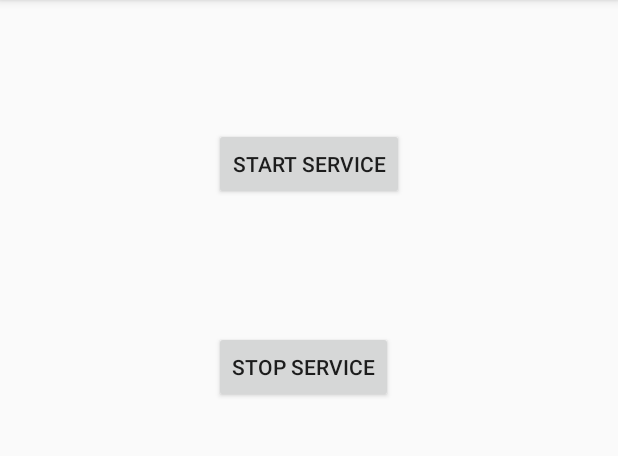
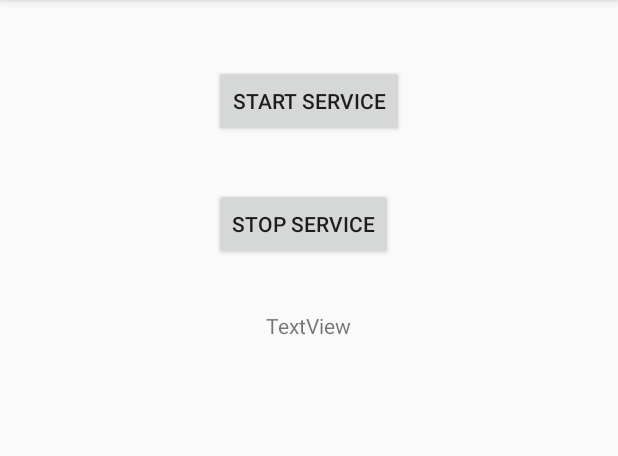
Before and after one commit to SkycladObserver/Keeper, an Android app: the ServiceActivity screen opened directly, with no data from a screen before it, after a tap on "STOP SERVICE", on a phone screen of 412 x 824 dp, the part 84-540 px from its top. Run offline under Robolectric (Android 15) with nearby library versions, the phone set to English and light mode, and no system bars; 1 statement that could not run was skipped.

Commit message:
Add autoupdate functionality with Service and IPC

```diff
--- a/app/src/main/java/com/example/skyclad/mysqltest/MyService.java
+++ b/app/src/main/java/com/example/skyclad/mysqltest/MyService.java
@@ -26,6 +26,7 @@ public class MyService extends Service {
     String jsonData;
     Item item = new Item();
     User user;
+    int count = 0;
     private TimerTask updateTask = new TimerTask() {
         @Override
         public void run() {
@@ -49,10 +50,9 @@ public class MyService extends Service {
                 Log.d(TAG,jsonData);
                 JSONObject jsonObject = new JSONObject(jsonData);
                 JSONArray jsonArray = jsonObject.getJSONArray("server_response");
-                int count = 0;
                 String name,uname,pass;
                 Log.d("ListView","inside try");
-                while (count <jsonArray.length()){
+                if (count <jsonArray.length()){
                     Log.d("ListView","inside while");
                     JSONObject JO = jsonArray.getJSONObject(count);
                     name = JO.getString("name");
@@ -64,7 +64,6 @@ public class MyService extends Service {
                     }
                     Log.d(TAG,user.getName()+" "+user.getUName()+" "+user.getPass());
                     count++;
-                    break;
                     //userAdapter.add(user);
                 }
                 synchronized (listeners) {
--- a/app/src/main/java/com/example/skyclad/mysqltest/ServiceActivity.java
+++ b/app/src/main/java/com/example/skyclad/mysqltest/ServiceActivity.java
@@ -1,26 +1,96 @@
 package com.example.skyclad.mysqltest;
 
+import android.content.ComponentName;
 import android.content.Intent;
+import android.content.ServiceConnection;
+import android.os.Handler;
+import android.os.HandlerThread;
+import android.os.IBinder;
+import android.os.RemoteException;
 import android.support.v7.app.AppCompatActivity;
 import android.os.Bundle;
+import android.util.Log;
 import android.view.View;
+import android.widget.TextView;
 
 public class ServiceActivity extends AppCompatActivity {
+    private TextView tv;
+    private AidlApi api;
+    Handler handler;
+    private ItemListener.Stub itemListener = new ItemListener.Stub() {
+        @Override
+        public void handleListUpdated() throws RemoteException {
+            updateView();
+        }
+    };
+    private ServiceConnection serviceConnection =new ServiceConnection() {
+        @Override
+        public void onServiceConnected(ComponentName name, IBinder service) {
+            Log.d("ServiceThread", "Service connection established");
+            api = AidlApi.Stub.asInterface(service);
+            try {
+                api.addListener(itemListener);
+            } catch (RemoteException e) {
+                Log.e("ServiceThread", "Failed to add listener", e);
+            }
+            //TODO updateTweetView
+            updateView();
+        }
 
+        @Override
+        public void onServiceDisconnected(ComponentName name) {
+            Log.d("Service Thread", "Service connection closed");
+        }
+    };
     @Override
     protected void onCreate(Bundle savedInstanceState) {
         super.onCreate(savedInstanceState);
         setContentView(R.layout.activity_service);
+        handler = new Handler();
+        tv = (TextView) findViewById(R.id.data);
     }
     public void startService(View view){
         Intent i = new Intent(MyService.class.getName());
         //Intent i = new Intent(this,MyService.class);
         //i.putExtra("message","DANK MEMES BRUH");
         startService(i);
+        bindService(i,serviceConnection,0);
     }
 
     public void stopService(View view){
         Intent i = new Intent(MyService.class.getName());//new Intent(this,MyService.class);
         stopService(i);
     }
+    private void updateView(){
+        handler.post(new Runnable() {
+            @Override
+            public void run() {
+                try {
+                    User user = api.getUser();
+                    StringBuilder builder = new StringBuilder();
+                    builder.append(tv.getText());
+                    builder.append("\n"+user.getName()+" "+user.getUName()+" "+user.getPass());
+                    tv.setText(builder.toString());
+                } catch (Throwable t) {
+                    Log.e("ServiceThread", "Error while updating the UI", t);
+                }
+            }
+        });
+    }
+
+    @Override
+    protected void onDestroy() {
+        super.onDestroy();
+
+        try {
+            api.removeListener(itemListener);
+            unbindService(serviceConnection);
+        } catch (Throwable t) {
+            // catch any issues, typical for destroy routines
+            // even if we failed to destroy something, we need to continue destroying
+            Log.d("ServiceThread", "Failed to unbind from the service", t);
+        }
+
+        Log.i("ServiceThread", "Activity destroyed");
+    }
 }
--- a/app/src/main/res/layout/activity_service.xml
+++ b/app/src/main/res/layout/activity_service.xml
@@ -14,20 +14,29 @@
         android:text="Start Service"
         android:layout_width="wrap_content"
         android:layout_height="wrap_content"
+        android:layout_marginTop="27dp"
+        android:id="@+id/butStartService"
+        android:onClick="startService"
         android:layout_alignParentTop="true"
-        android:layout_centerHorizontal="true"
-        android:layout_marginTop="69dp"
-        android:id="@+id/butStartService"
-        android:onClick="startService"/>
+        android:layout_centerHorizontal="true" />
 
     <Button
         android:text="Stop SErvice"
         android:layout_width="wrap_content"
         android:layout_height="wrap_content"
+        android:layout_marginTop="34dp"
+        android:id="@+id/butStopService"
+        android:onClick="stopService"
         android:layout_below="@+id/butStartService"
         android:layout_alignLeft="@+id/butStartService"
-        android:layout_alignStart="@+id/butStartService"
-        android:layout_marginTop="87dp"
-        android:id="@+id/butStopService"
-        android:onClick="stopService"/>
+        android:layout_alignStart="@+id/butStartService" />
+
+    <TextView
+        android:text="TextView"
+        android:layout_width="wrap_content"
+        android:layout_height="wrap_content"
+        android:layout_below="@+id/butStopService"
+        android:layout_centerHorizontal="true"
+        android:layout_marginTop="34dp"
+        android:id="@+id/data" />
 </RelativeLayout>
```
